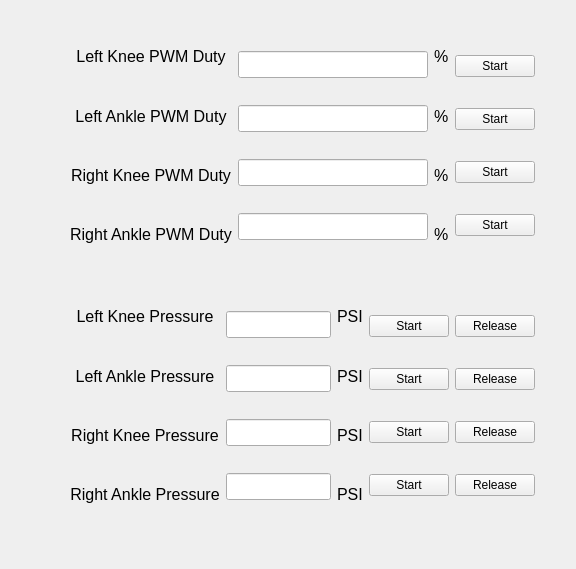
haolee21/ExoRPI4, file exo_gui/PWM_TestFun.ui: the form before one commit.
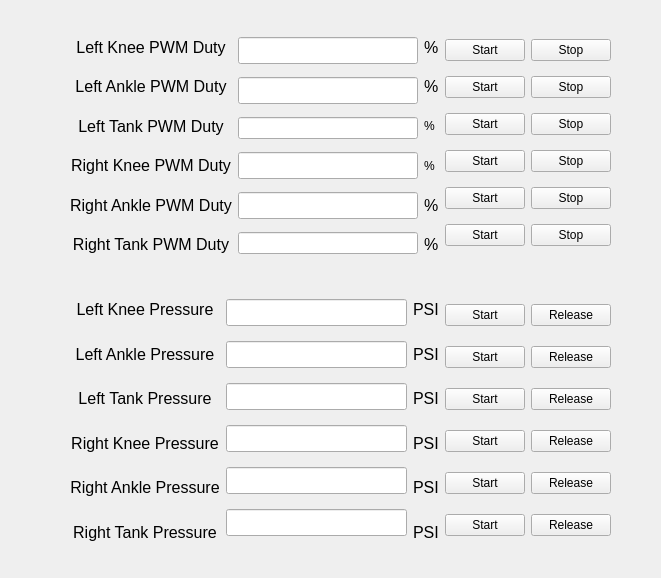
The form after the commit.

Commit message: add pwm test functions

Diff of the .ui file:
```diff
--- a/exo_gui/PWM_TestFun.ui
+++ b/exo_gui/PWM_TestFun.ui
@@ -6,8 +6,8 @@
    <rect>
     <x>0</x>
     <y>0</y>
-    <width>576</width>
-    <height>569</height>
+    <width>661</width>
+    <height>578</height>
    </rect>
   </property>
   <property name="windowTitle">
@@ -18,7 +18,7 @@
     <rect>
      <x>70</x>
      <y>30</y>
-     <width>465</width>
+     <width>541</width>
      <height>231</height>
     </rect>
    </property>
@@ -58,6 +58,21 @@
         </property>
        </widget>
       </item>
+      <item>
+       <widget class="QLabel" name="label_18">
+        <property name="font">
+         <font>
+          <pointsize>12</pointsize>
+         </font>
+        </property>
+        <property name="text">
+         <string>Left Tank PWM Duty</string>
+        </property>
+        <property name="alignment">
+         <set>Qt::AlignCenter</set>
+        </property>
+       </widget>
+      </item>
       <item>
        <widget class="QLabel" name="label_3">
         <property name="font">
@@ -88,6 +103,21 @@
         </property>
        </widget>
       </item>
+      <item>
+       <widget class="QLabel" name="label_17">
+        <property name="font">
+         <font>
+          <pointsize>12</pointsize>
+         </font>
+        </property>
+        <property name="text">
+         <string>Right Tank PWM Duty</string>
+        </property>
+        <property name="alignment">
+         <set>Qt::AlignCenter</set>
+        </property>
+       </widget>
+      </item>
      </layout>
     </item>
     <item>
@@ -110,6 +140,9 @@
         </property>
        </widget>
       </item>
+      <item>
+       <widget class="QLineEdit" name="lineEdit_LTankDuty"/>
+      </item>
       <item>
        <widget class="QLineEdit" name="lineEdit_RKneDuty">
         <property name="font">
@@ -128,6 +161,9 @@
         </property>
        </widget>
       </item>
+      <item>
+       <widget class="QLineEdit" name="lineEdit_RTankDuty"/>
+      </item>
      </layout>
     </item>
     <item>
@@ -156,6 +192,20 @@
         </property>
        </widget>
       </item>
+      <item>
+       <widget class="QLabel" name="label_19">
+        <property name="text">
+         <string>%</string>
+        </property>
+       </widget>
+      </item>
+      <item>
+       <widget class="QLabel" name="label_20">
+        <property name="text">
+         <string>%</string>
+        </property>
+       </widget>
+      </item>
       <item>
        <widget class="QLabel" name="label_5">
         <property name="font">
@@ -209,6 +259,66 @@
        <widget class="QPushButton" name="btn_RAnkPWM">
         <property name="text">
          <string>Start</string>
+        </property>
+       </widget>
+      </item>
+      <item>
+       <widget class="QPushButton" name="btn_RAnkPWM_start">
+        <property name="text">
+         <string>Start</string>
+        </property>
+       </widget>
+      </item>
+      <item>
+       <widget class="QPushButton" name="btn_RTankPWM_start">
+        <property name="text">
+         <string>Start</string>
+        </property>
+       </widget>
+      </item>
+     </layout>
+    </item>
+    <item>
+     <layout class="QVBoxLayout" name="verticalLayout_10">
+      <item>
+       <widget class="QPushButton" name="btn_LKnePWM_stop">
+        <property name="text">
+         <string>Stop</string>
+        </property>
+       </widget>
+      </item>
+      <item>
+       <widget class="QPushButton" name="btn_LAnkPWM_stop">
+        <property name="text">
+         <string>Stop</string>
+        </property>
+       </widget>
+      </item>
+      <item>
+       <widget class="QPushButton" name="btn_LTankPWM_stop">
+        <property name="text">
+         <string>Stop</string>
+        </property>
+       </widget>
+      </item>
+      <item>
+       <widget class="QPushButton" name="btn_RKnePWM_stop">
+        <property name="text">
+         <string>Stop</string>
+        </property>
+       </widget>
+      </item>
+      <item>
+       <widget class="QPushButton" name="btn_RAnkPWM_stop">
+        <property name="text">
+         <string>Stop</string>
+        </property>
+       </widget>
+      </item>
+      <item>
+       <widget class="QPushButton" name="btn_RTankPWM_stop">
+        <property name="text">
+         <string>Stop</string>
         </property>
        </widget>
       </item>
@@ -221,8 +331,8 @@
     <rect>
      <x>70</x>
      <y>290</y>
-     <width>465</width>
-     <height>231</height>
+     <width>541</width>
+     <height>261</height>
     </rect>
    </property>
    <layout class="QHBoxLayout" name="horizontalLayout_2">
@@ -258,6 +368,21 @@
         </property>
        </widget>
       </item>
+      <item>
+       <widget class="QLabel" name="label_21">
+        <property name="font">
+         <font>
+          <pointsize>12</pointsize>
+         </font>
+        </property>
+        <property name="text">
+         <string>Left Tank Pressure</string>
+        </property>
+        <property name="alignment">
+         <set>Qt::AlignCenter</set>
+        </property>
+       </widget>
+      </item>
       <item>
        <widget class="QLabel" name="label_11">
         <property name="font">
@@ -288,6 +413,21 @@
         </property>
        </widget>
       </item>
+      <item>
+       <widget class="QLabel" name="label_22">
+        <property name="font">
+         <font>
+          <pointsize>12</pointsize>
+         </font>
+        </property>
+        <property name="text">
+         <string>Right Tank Pressure</string>
+        </property>
+        <property name="alignment">
+         <set>Qt::AlignCenter</set>
+        </property>
+       </widget>
+      </item>
      </layout>
     </item>
     <item>
@@ -310,6 +450,15 @@
         </property>
        </widget>
       </item>
+      <item>
+       <widget class="QLineEdit" name="lineEdit_LTankPre">
+        <property name="font">
+         <font>
+          <pointsize>12</pointsize>
+         </font>
+        </property>
+       </widget>
+      </item>
       <item>
        <widget class="QLineEdit" name="lineEdit_RKnePre">
         <property name="font">
@@ -328,6 +477,15 @@
         </property>
        </widget>
       </item>
+      <item>
+       <widget class="QLineEdit" name="lineEdit_RTankPre">
+        <property name="font">
+         <font>
+          <pointsize>12</pointsize>
+         </font>
+        </property>
+       </widget>
+      </item>
      </layout>
     </item>
     <item>
@@ -368,6 +526,30 @@
         </property>
        </widget>
       </item>
+      <item>
+       <widget class="QLabel" name="label_24">
+        <property name="font">
+         <font>
+          <pointsize>12</pointsize>
+         </font>
+        </property>
+        <property name="text">
+         <string>PSI</string>
+        </property>
+       </widget>
+      </item>
+      <item>
+       <widget class="QLabel" name="label_23">
+        <property name="font">
+         <font>
+          <pointsize>12</pointsize>
+         </font>
+        </property>
+        <property name="text">
+         <string>PSI</string>
+        </property>
+       </widget>
+      </item>
       <item>
        <widget class="QLabel" name="label_16">
         <property name="font">
@@ -398,6 +580,13 @@
         </property>
        </widget>
       </item>
+      <item>
+       <widget class="QPushButton" name="btn_LTankCharge_str">
+        <property name="text">
+         <string>Start</string>
+        </property>
+       </widget>
+      </item>
       <item>
        <widget class="QPushButton" name="btn_RKneCharge_str">
         <property name="text">
@@ -412,6 +601,13 @@
         </property>
        </widget>
       </item>
+      <item>
+       <widget class="QPushButton" name="btn_RTankCharge_str">
+        <property name="text">
+         <string>Start</string>
+        </property>
+       </widget>
+      </item>
      </layout>
     </item>
     <item>
@@ -430,6 +626,13 @@
         </property>
        </widget>
       </item>
+      <item>
+       <widget class="QPushButton" name="btn_LTankCharge_rel">
+        <property name="text">
+         <string>Release</string>
+        </property>
+       </widget>
+      </item>
       <item>
        <widget class="QPushButton" name="btn_RKneCharge_rel">
         <property name="text">
@@ -444,6 +647,13 @@
         </property>
        </widget>
       </item>
+      <item>
+       <widget class="QPushButton" name="btn_RTankCharge_rel">
+        <property name="text">
+         <string>Release</string>
+        </property>
+       </widget>
+      </item>
      </layout>
     </item>
    </layout>
```
Left out of the diff: 8 changed lines with no effect on the pictures. The commit also changes 11 other files.
